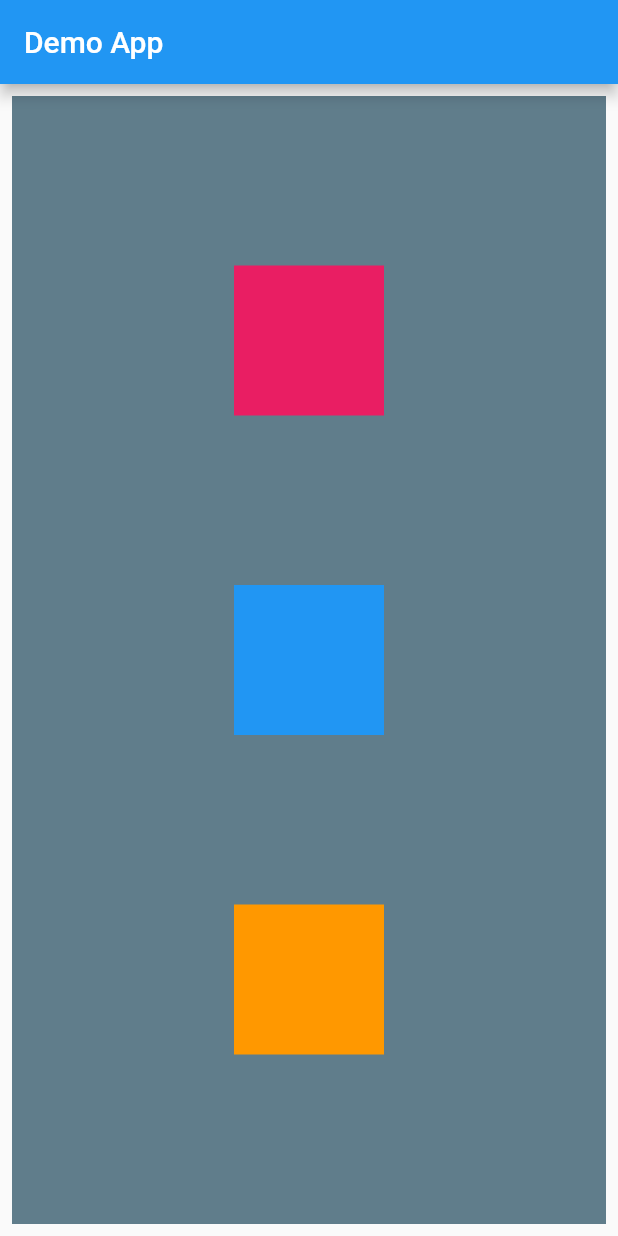
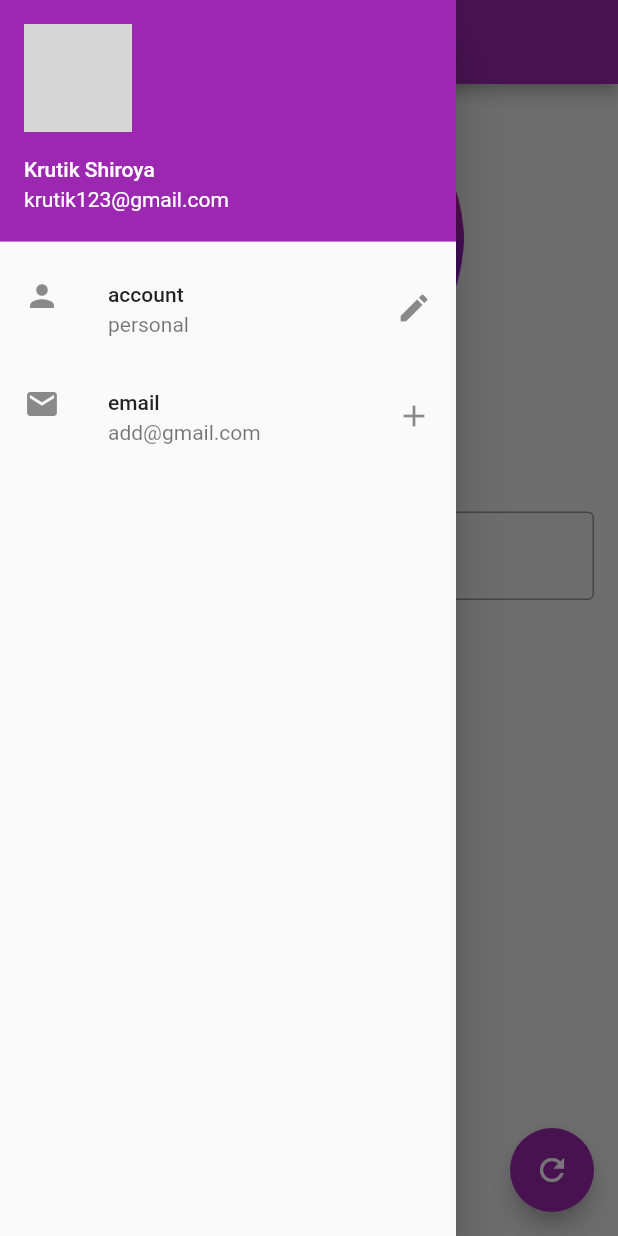
Before and after one commit to krutik-joflee/demo_application, a Flutter app: the screen it shows after launch, with the side drawer open (before the commit the screen has no drawer), on a phone screen of 412 x 824 dp. Run offline on Flutter 3.47's test engine with Material 2 defaults, Android fonts, the phone set to English and light mode, and no system bars; network calls fail; grey boxes are pictures that could not be loaded.

Commit message:
changes completed

```diff
--- /dev/null
+++ b/lib/columnwidget.dart
@@ -0,0 +1,47 @@
+import 'package:flutter/material.dart';
+
+import 'demo_image.dart';
+
+class ColumnWidget extends StatelessWidget {
+  const ColumnWidget({
+    Key? key,
+    required this.MyText,
+    required TextEditingController namecontroller,
+  })  : _namecontroller = namecontroller,
+        super(key: key);
+
+  final String MyText;
+  final TextEditingController _namecontroller;
+
+  @override
+  Widget build(BuildContext context) {
+    return Column(
+      mainAxisAlignment: MainAxisAlignment.start,
+      crossAxisAlignment: CrossAxisAlignment.center,
+      children: [
+        Demoimage(),
+        const SizedBox(
+          height: 20,
+        ),
+        Text(
+          MyText,
+          style: const TextStyle(fontSize: 20, fontWeight: FontWeight.bold),
+        ),
+        const SizedBox(
+          height: 20,
+        ),
+        Padding(
+          padding: const EdgeInsets.all(16.0),
+          child: TextField(
+            controller: _namecontroller,
+            keyboardType: TextInputType.text,
+            decoration: const InputDecoration(
+                border: OutlineInputBorder(),
+                hintText: "Enter Something Here",
+                labelText: "Name"),
+          ),
+        )
+      ],
+    );
+  }
+}
--- /dev/null
+++ b/lib/demo_image.dart
@@ -0,0 +1,11 @@
+import 'package:flutter/material.dart';
+
+class Demoimage extends StatelessWidget {
+  @override
+  Widget build(BuildContext context) {
+    return Image.asset(
+      "assets/instagram.png",
+      height: MediaQuery.of(context).size.width / 2,
+    );
+  }
+}
--- /dev/null
+++ b/lib/drawer.dart
@@ -0,0 +1,32 @@
+import 'package:flutter/material.dart';
+
+class MyDrawer extends StatelessWidget {
+  @override
+  Widget build(BuildContext context) {
+    return Drawer(
+      child: ListView(
+        children: [
+          UserAccountsDrawerHeader(
+            accountName: Text("Krutik Shiroya"),
+            accountEmail: Text("krutik123@gmail.com"),
+            currentAccountPicture: CircleAvatar(
+                backgroundImage: NetworkImage(
+                    "https://images.unsplash.com/photo-1599834562135-b6fc90e642ca?ixlib=rb-1.2.1&ixid=MnwxMjA3fDB8MHxzZWFyY2h8MTV8fG1hbiUyMHdpdGglMjBiZWFyZHxlbnwwfHwwfHw%3D&auto=format&fit=crop&w=500&q=60")),
+          ),
+          ListTile(
+            leading: const Icon(Icons.person),
+            title: const Text("account"),
+            subtitle: const Text("personal"),
+            trailing: const Icon(Icons.edit),
+          ),
+          ListTile(
+            leading: const Icon(Icons.email),
+            title: const Text("email"),
+            subtitle: const Text("add@gmail.com"),
+            trailing: const Icon(Icons.add),
+          ),
+        ],
+      ),
+    );
+  }
+}
--- a/lib/main.dart
+++ b/lib/main.dart
@@ -1,51 +1,17 @@
+import 'package:demo_application/drawer.dart';
+import 'package:demo_application/pages/home_page.dart';
 import 'package:flutter/material.dart';
 
+import 'columnwidget.dart';
+
 void main() {
-  runApp(const MaterialApp(
-    title: "demo app",
-    home: Homepage(),
-  ));
+  runApp(
+    MaterialApp(
+      title: "demo app",
+      home: const Homepage(),
+      theme: ThemeData(
+        primarySwatch: Colors.purple,
+      ),
+    ),
+  );
 }
-
-class Homepage extends StatelessWidget {
-  const Homepage({Key? key}) : super(key: key);
-
-  @override
-  Widget build(BuildContext context) {
-    return Scaffold(
-      appBar: AppBar(title: const Text("Demo App")),
-      body: Padding(
-        padding: const EdgeInsets.all(8.0),
-        child: Container(
-          color: Colors.blueGrey,
-          width: MediaQuery.of(context).size.width,
-          height: MediaQuery.of(context).size.height,
-          child: Column(
-            mainAxisAlignment: MainAxisAlignment.spaceEvenly,
-            crossAxisAlignment: CrossAxisAlignment.center,
-            children: [
-              Container(
-                padding: const EdgeInsets.all(8),
-                width: 100,
-                height: 100,
-                color: Colors.pink,
-              ),
-              Container(
-                padding: const EdgeInsets.all(8),
-                width: 100,
-                height: 100,
-                color: Colors.blue,
-              ),
-              Container(
-                padding: const EdgeInsets.all(8),
-                width: 100,
-                height: 100,
-                color: Colors.orange,
-              )
-            ],
-          ),
-        ),
-      ),
-    );
-  }
-}
--- /dev/null
+++ b/lib/pages/home_page.dart
@@ -0,0 +1,35 @@
+import 'package:demo_application/columnwidget.dart';
+import 'package:demo_application/drawer.dart';
+import 'package:flutter/material.dart';
+
+class Homepage extends StatefulWidget {
+  const Homepage({Key? key}) : super(key: key);
+
+  @override
+  State<Homepage> createState() => _HomepageState();
+}
+
+class _HomepageState extends State<Homepage> {
+  TextEditingController _namecontroller = TextEditingController();
+  var MyText = "Change Me";
+  @override
+  void initState() {
+    super.initState();
+  }
+
+  @override
+  Widget build(BuildContext context) {
+    return Scaffold(
+        backgroundColor: Colors.grey[200],
+        appBar: AppBar(title: const Text("Awesome App")),
+        body: ColumnWidget(MyText: MyText, namecontroller: _namecontroller),
+        drawer: MyDrawer(),
+        floatingActionButton: FloatingActionButton(
+          onPressed: () {
+            MyText = _namecontroller.text;
+            setState(() {});
+          },
+          child: const Icon(Icons.refresh),
+        ));
+  }
+}
--- a/pubspec.yaml
+++ b/pubspec.yaml
@@ -58,8 +58,8 @@ flutter:
   uses-material-design: true
 
   # To add assets to your application, add an assets section, like this:
-  # assets:
-  #   - images/a_dot_burr.jpeg
+  assets:
+    - assets/
   #   - images/a_dot_ham.jpeg
 
   # An image asset can refer to one or more resolution-specific "variants", see
```
Also changed, not shown: assets/instagram.png (added).
